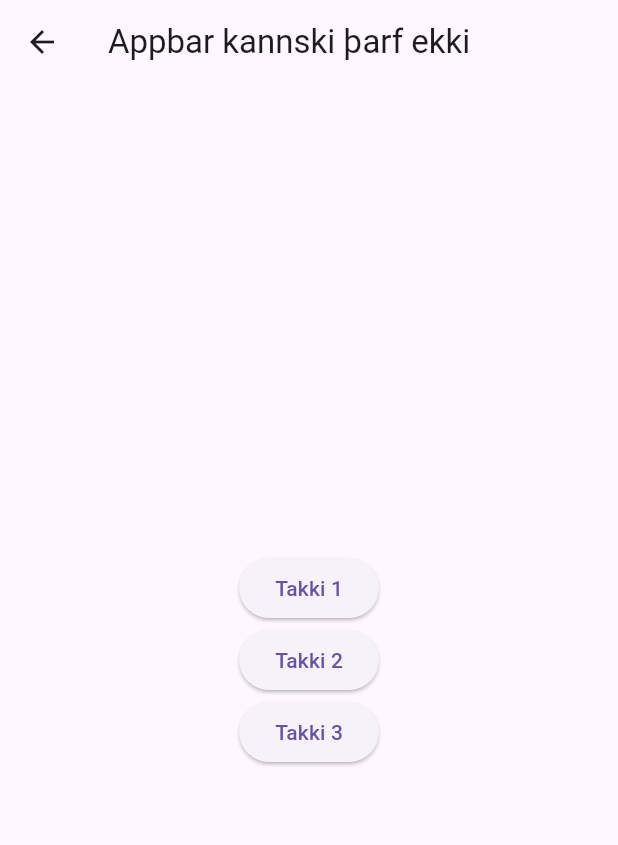
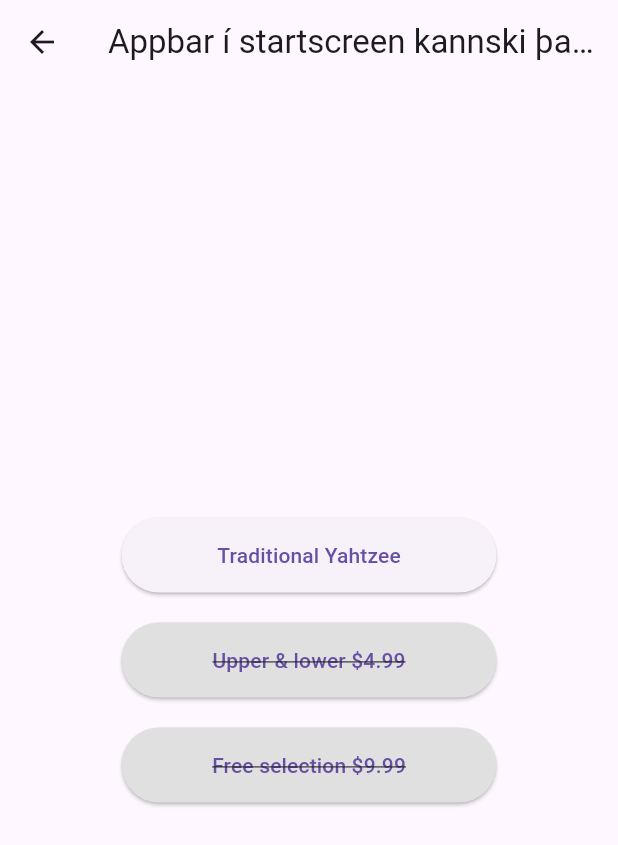
Before and after one commit to Heiddi187/lokaverkefni_ntv_mai25, a Flutter app: the StartScreen screen opened directly, on a phone screen of 412 x 824 dp. Shown: the top 845 px of the screen. Run offline on Flutter 3.47's test engine with Material 3 defaults, Android fonts, the phone set to English and light mode, and no system bars.

Commit message:
byrjaður á lista yfir reglur og gameplay

```diff
--- a/lib/main.dart
+++ b/lib/main.dart
@@ -1,12 +1,13 @@
 import 'package:flutter/material.dart';
 import 'package:lokaverkefni/dice_screen.dart';
+import 'package:lokaverkefni/yahtzee_list.dart';
 import 'start_screen.dart';
 
 void main() {
   runApp(
     MaterialApp(
       debugShowCheckedModeBanner: false,
-      home: Scaffold(body: DiceScreen()),
+      home: Scaffold(body: YahtzeeList()),
     ),
   );
 }
--- a/lib/start_screen.dart
+++ b/lib/start_screen.dart
@@ -7,15 +7,52 @@
   @override
   Widget build(context) {
     return Scaffold(
-      appBar: AppBar(title: const Text('Appbar kannski þarf ekki')),
+      appBar: AppBar(
+        title: const Text('Appbar í startscreen kannski þarf ekki'),
+      ),
       body: Center(
         child: Column(
           mainAxisAlignment: MainAxisAlignment.center,
           crossAxisAlignment: CrossAxisAlignment.center,
           children: [
-            ElevatedButton(onPressed: () {}, child: Text("Takki 1")),
-            ElevatedButton(onPressed: () {}, child: Text("Takki 2")),
-            ElevatedButton(onPressed: () {}, child: Text("Takki 3")),
+            SizedBox(
+              width: 250,
+              height: 50,
+              child: ElevatedButton(
+                onPressed: () {},
+                child: Text("Traditional Yahtzee"),
+              ),
+            ),
+            SizedBox(height: 20),
+            SizedBox(
+              width: 250,
+              height: 50,
+              child: ElevatedButton(
+                style: ElevatedButton.styleFrom(
+                  backgroundColor: Colors.grey.shade300,
+                ),
+                onPressed: () {},
+                child: Text(
+                  "Upper & lower \$4.99",
+                  style: TextStyle(decoration: TextDecoration.lineThrough),
+                ),
+              ),
+            ),
+            SizedBox(height: 20),
+            SizedBox(
+              width: 250,
+              height: 50,
+              child: ElevatedButton(
+                style: ElevatedButton.styleFrom(
+                  backgroundColor: Colors.grey.shade300,
+                ),
+                onPressed: () {},
+                child: Text(
+                  "Free selection \$9.99",
+                  style: TextStyle(decoration: TextDecoration.lineThrough),
+                ),
+              ),
+            ),
           ],
         ),
       ),
```
Also changed, not shown: lib/dice_roller.dart (+5 -3 lines), lib/round_aces.dart (added, +16 -0 lines), lib/yahtzee_list.dart (added, +122 -0 lines).
